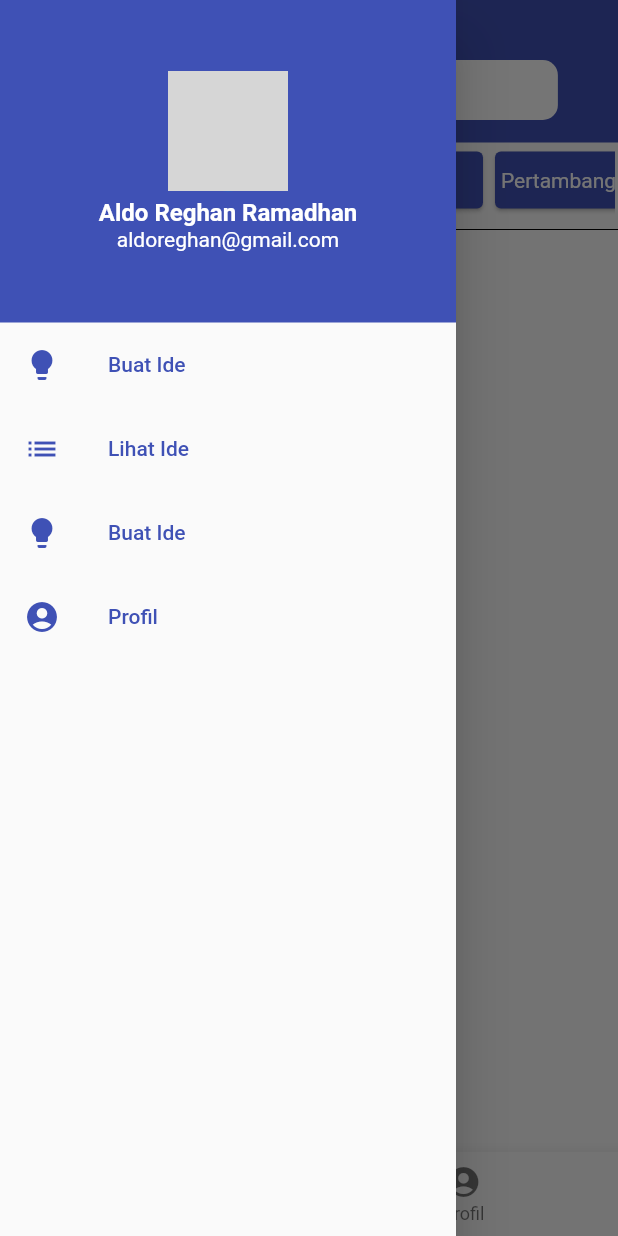
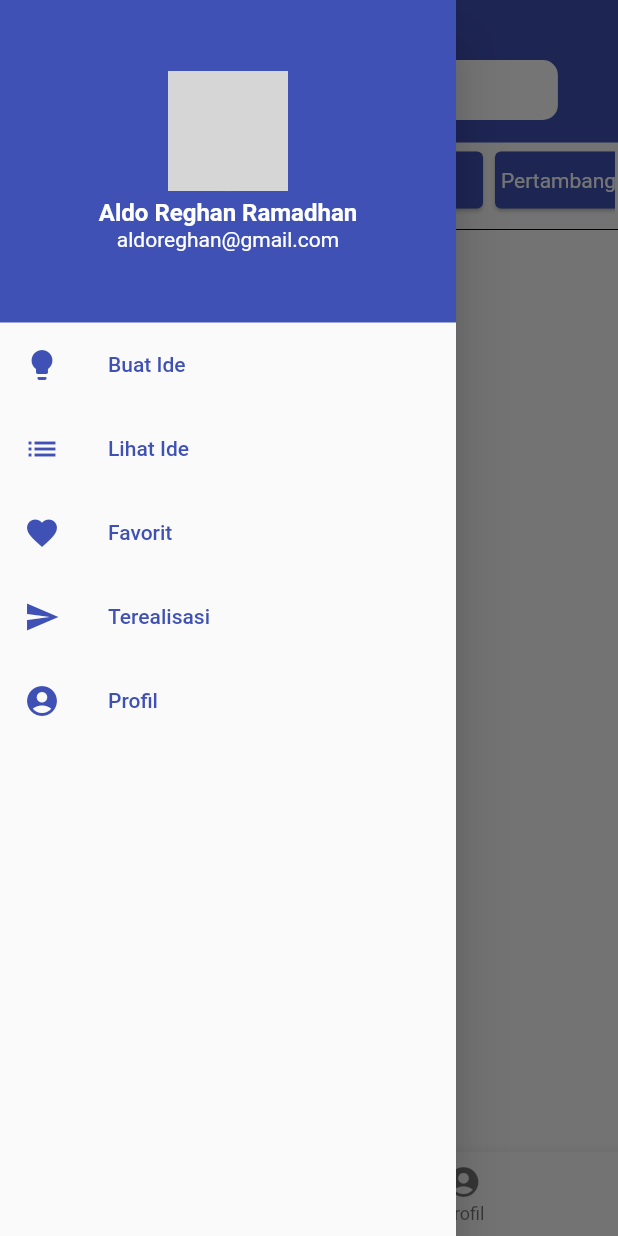
Before and after one commit to AldoReghan/IDEAShare, a Flutter app: the screen it shows after launch, with the side drawer open, on a phone screen of 412 x 824 dp. Run offline on Flutter 3.47's test engine with Material 2 defaults, Android fonts, the phone set to English and light mode, and no system bars; network calls fail; grey boxes are pictures that could not be loaded.

Commit message:
update drawer

```diff
--- a/lib/pages/home.dart
+++ b/lib/pages/home.dart
@@ -69,10 +69,17 @@ class _HomeState extends State<Home> {
         ),
         ListTile(
           title: Text(
-            "Buat Ide",
+            "Favorit",
             style: TextStyle(color: Colors.indigo),
           ),
-          leading: Icon(Icons.lightbulb, color: Colors.indigo),
+          leading: Icon(Icons.favorite, color: Colors.indigo),
+        ),
+        ListTile(
+          title: Text(
+            "Terealisasi",
+            style: TextStyle(color: Colors.indigo),
+          ),
+          leading: Icon(Icons.send, color: Colors.indigo),
         ),
         ListTile(
           title: Text(
```
